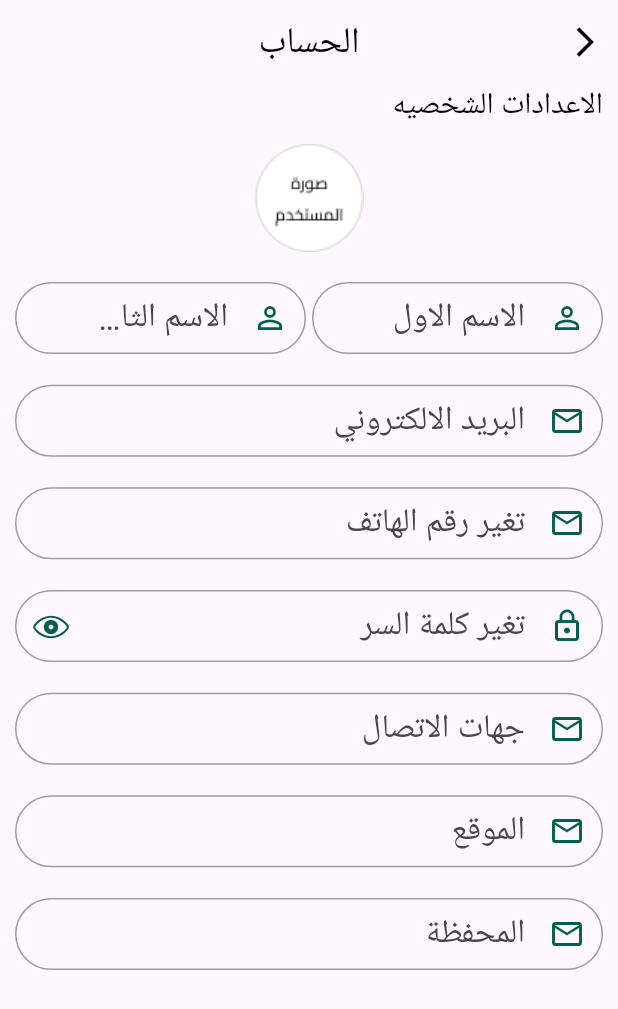
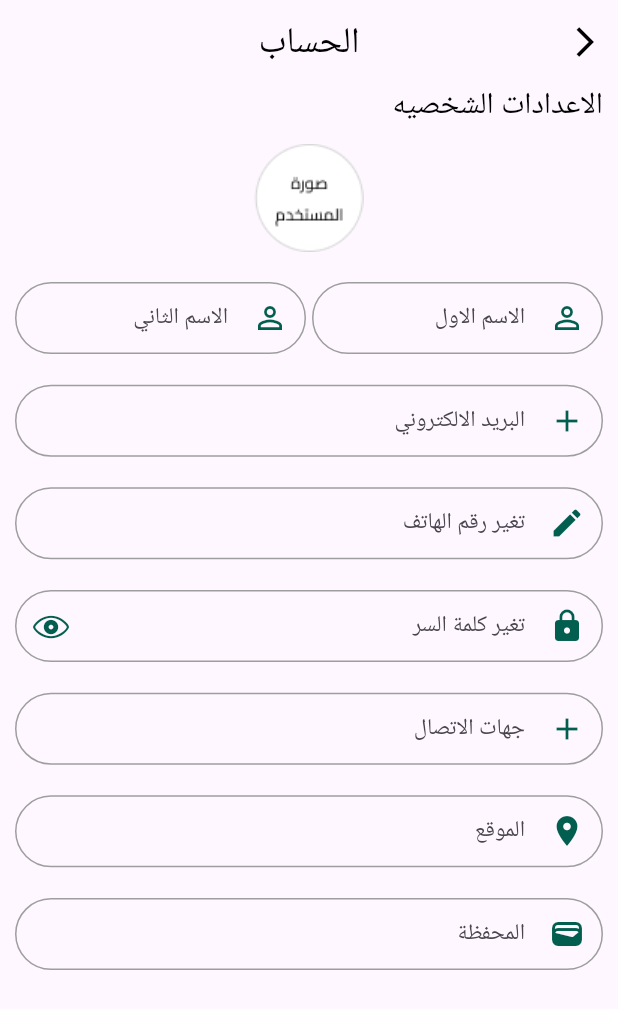
Before and after one commit to ahmdslah/sakenApp, a Flutter app: the EditInfo screen opened directly, on a phone screen of 412 x 824 dp. Shown: the top 1009 px of the screen. Run offline on Flutter 3.47's test engine with Material 3 defaults, Android fonts, the phone set to English and light mode, and no system bars; our stand-ins replace animated_toggle_switch, bloc, flutter_bloc, get, image_picker.

Commit message:
created app settings screen

```diff
--- a/lib/const/const widgets/custom_form_field.dart
+++ b/lib/const/const widgets/custom_form_field.dart
@@ -9,6 +9,10 @@ class CustomFormField extends StatelessWidget {
   final String hintText;
   final bool isPassword;
   final bool isName;
+  final bool isphone;
+  final bool iswallet;
+  final bool islocation;
+  final bool iscontact;
   final TextEditingController? controller;
   final String? Function(String?)? validator;
 
@@ -21,6 +25,10 @@ class CustomFormField extends StatelessWidget {
     required this.validator,
     this.isPassword = false,
     this.isName = false,
+    this.islocation=false,
+    this.isphone=false,
+    this.iswallet=false,
+    this.iscontact=false
   });
 
   final double height;
@@ -48,13 +56,17 @@ class CustomFormField extends StatelessWidget {
               contentPadding: const EdgeInsets.symmetric(horizontal: 20),
               hintText: hintText,
               hintTextDirection: TextDirection.rtl,
-              hintStyle: const TextStyle(fontSize: 22),
+              hintStyle: const TextStyle(fontSize: 15),
               prefixIcon: Icon(
                 isPassword
-                    ? Icons.lock_outline
+                    ? Icons.lock
                     : isName
-                        ? Icons.person_outline
-                        : Icons.email_outlined,
+                    ? Icons.person_outline:
+                isphone?Icons.edit:
+                islocation?Icons.location_on
+                    :iswallet?Icons.wallet:
+                    iscontact?Icons.add
+                    : Icons.email_outlined,
                 color: font1,
               ),
               suffixIcon: InkWell(
```
Also changed, not shown: lib/const/const widgets/Custom_Row.dart (added, +20 -0 lines), lib/const/const widgets/ToggleBtn.dart (added, +38 -0 lines).
